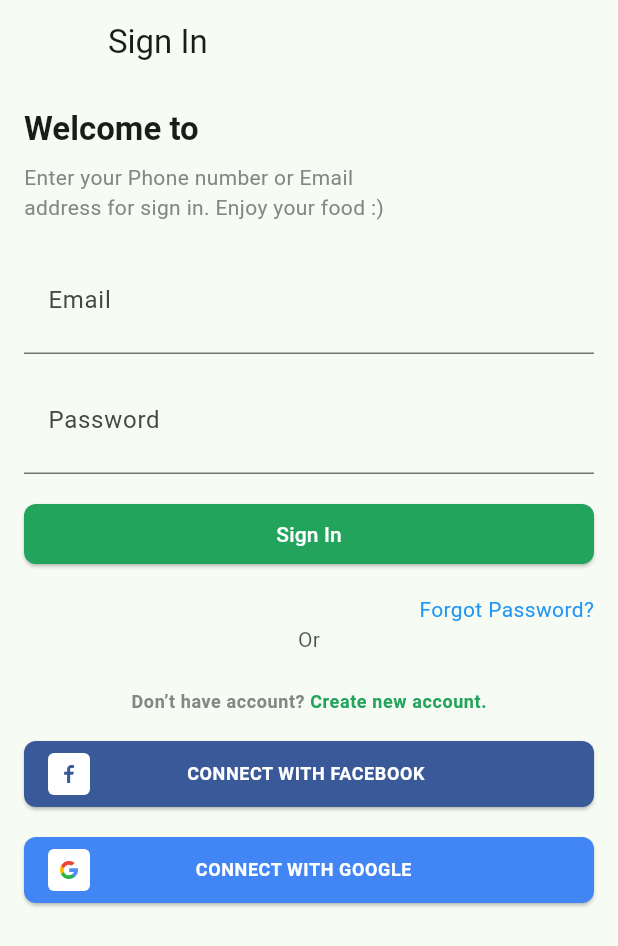
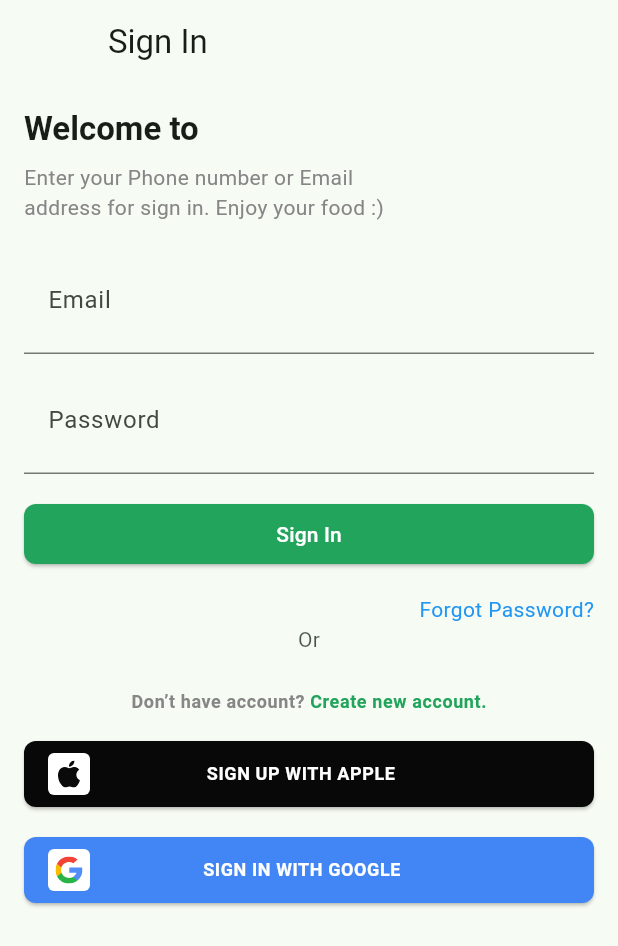
Before and after one commit to TabbyMichael/foodie, a Flutter app: the SignInScreen screen opened directly, on a phone screen of 412 x 824 dp. Shown: the top 946 px of the screen. Run offline on Flutter 3.47's test engine with Material 3 defaults, Android fonts, the phone set to English and light mode, and no system bars; our stand-ins replace firebase_auth, firebase_core, flutter_svg, form_field_validator, google_sign_in; accounts and stored records are empty.

Commit message:
Increase Icon size of google and apple both Sign In and Sign Up pages

```diff
--- a/lib/screens/auth/sign_in_screen.dart
+++ b/lib/screens/auth/sign_in_screen.dart
@@ -274,26 +274,30 @@ class SignInScreen extends StatelessWidget {
               ),
               const SizedBox(height: defaultPadding),
               SocalButton(
-                press: () {
-                  // Implement social sign in logic here
-                },
-                text: "Connect with Facebook",
-                color: const Color(0xFF395998),
-                icon: SvgPicture.asset(
-                  'assets/icons/facebook.svg',
-                  colorFilter: const ColorFilter.mode(
-                    Color(0xFF395998),
-                    BlendMode.srcIn,
+                press: () {},
+                text: "Sign Up with Apple",
+                color: Color.fromARGB(255, 8, 8, 8),
+                icon: Transform.scale(
+                  scale: 1.5, // Adjust the scale factor as needed
+                  child: SvgPicture.asset(
+                    'assets/icons/apple-black-logo-svgrepo-com.svg',
+                    colorFilter: const ColorFilter.mode(
+                      Color.fromARGB(255, 10, 10, 10),
+                      BlendMode.srcIn,
+                    ),
                   ),
                 ),
               ),
               const SizedBox(height: defaultPadding),
               SocalButton(
                 press: () => signInWithGoogle(context),
-                text: "Connect with Google",
+                text: "Sign In with Google",
                 color: const Color(0xFF4285F4),
-                icon: SvgPicture.asset(
-                  'assets/icons/google.svg',
+                icon: Transform.scale(
+                  scale: 1.5, // Adjust the scale factor as needed
+                  child: SvgPicture.asset(
+                    'assets/icons/google.svg',
+                  ),
                 ),
               ),
               const SizedBox(height: defaultPadding),
--- a/lib/screens/auth/sign_up_screen.dart
+++ b/lib/screens/auth/sign_up_screen.dart
@@ -271,26 +271,35 @@ class SignUpScreen extends StatelessWidget {
               // Facebook
               SocalButton(
                 press: () {},
-                text: "Connect with Facebook",
-                color: const Color(0xFF395998),
-                icon: SvgPicture.asset(
-                  'assets/icons/facebook.svg',
+                text: "Sign Up with Apple",
+                color: Color.fromARGB(255, 8, 8, 8),
+                icon: Transform.scale(
+                  scale: 1.5, // Adjust the scale factor as needed
+                  child: SvgPicture.asset(
+                    'assets/icons/apple-black-logo-svgrepo-com.svg',
                     colorFilter: const ColorFilter.mode(
-                    Color(0xFF395998),
+                      Color.fromARGB(255, 10, 10, 10),
                       BlendMode.srcIn,
                     ),
                   ),
                 ),
+              ),
+
               const SizedBox(height: defaultPadding),
               // Google
               SocalButton(
-                press: () => signUpWithGoogle(context),
-                text: "Connect with Google",
+                press: () => signUpWithGoogle(
+                    context), // Change signInWithGoogle to signUpWithGoogle
+                text: "Sign In with Google",
                 color: const Color(0xFF4285F4),
-                icon: SvgPicture.asset(
+                icon: Transform.scale(
+                  scale: 1.5, // Adjust the scale factor as needed
+                  child: SvgPicture.asset(
                     'assets/icons/google.svg',
                   ),
                 ),
+              ),
+              const SizedBox(height: defaultPadding),
 
               const SizedBox(height: defaultPadding),
             ],
```
Also changed, not shown: assets/icons/apple-black-logo-svgrepo-com.svg (added). Lines whose indentation alone changed are shown as unchanged.
